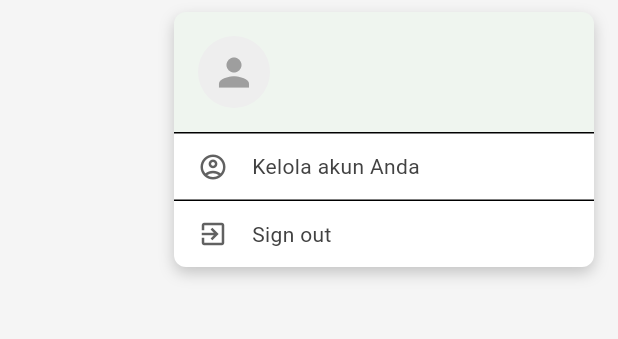
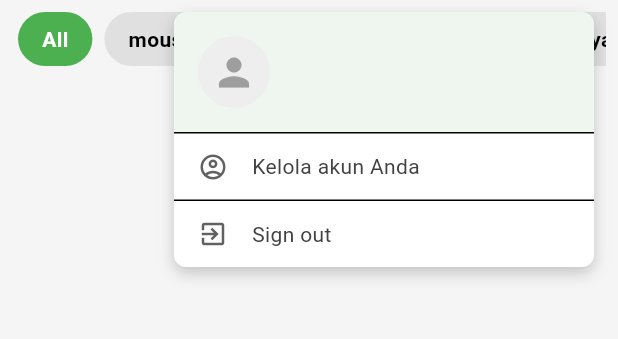
Before and after one commit to IrshanSwandiRestuAdie/flutter, a Flutter app: the ProductListingPage screen opened directly, after a tap on the "person" icon, on a phone screen of 412 x 824 dp, the part 84-423 px from its top. Run offline on Flutter 3.47's test engine with Material 3 defaults, Android fonts, the phone set to English and light mode, and no system bars; our stand-ins replace cloud_firestore, firebase_auth, firebase_core; accounts and stored records are empty.

Commit message:
semoga ini yang terakhir

```diff
--- a/lib/detail_produk.dart
+++ b/lib/detail_produk.dart
@@ -1,4 +1,5 @@
 import 'package:app_uas/provider/cart_provider.dart';
+import 'package:app_uas/provider/product_provider.dart';
 import 'package:flutter/material.dart';
 import 'package:provider/provider.dart';
 
--- a/lib/mainpage.dart
+++ b/lib/mainpage.dart
@@ -5,19 +5,26 @@ import 'package:app_uas/detail_produk.dart';
 import 'package:app_uas/login_register_page.dart';
 import 'package:app_uas/profil.dart';
 import 'package:app_uas/provider/cart_provider.dart';
+import 'package:app_uas/provider/product_provider.dart';
 import 'package:cloud_firestore/cloud_firestore.dart';
 import 'package:flutter/material.dart';
 import 'package:provider/provider.dart';
 import 'package:firebase_auth/firebase_auth.dart';
 
-class ProductListingPage extends StatelessWidget {
+class ProductListingPage extends StatefulWidget {
   const ProductListingPage({super.key});
 
   @override
+  _ProductListingPageState createState() => _ProductListingPageState();
+}
+
+class _ProductListingPageState extends State<ProductListingPage> {
+  String selectedCategory = 'All'; // Default category
+  List<String> categories = ['All', 'mouse', 'keyboard', 'headset', 'lainnya']; // Example categories
+
+  @override
   Widget build(BuildContext context) {
-    final user = FirebaseAuth.instance.currentUser;
-    // ignore: unused_local_variable
-    final theme = Theme.of(context);
+    final user = FirebaseAuth.instance.currentUser ;
 
     return Scaffold(
       backgroundColor: const Color(0xFFF5F5F5),
@@ -98,6 +105,18 @@ class ProductListingPage extends StatelessWidget {
       ),
       body: Padding(
         padding: const EdgeInsets.all(8.0),
+        child: Column(
+          children: [
+            CategorySelector(
+              categories: categories,
+              selectedCategory: selectedCategory,
+              onCategorySelected: (category) {
+                setState(() {
+                  selectedCategory = category;
+                });
+              },
+            ),
+            Expanded(
               child: StreamBuilder<QuerySnapshot>(
                 stream: FirebaseFirestore.instance.collection('products').snapshots(),
                 builder: (context, snapshot) {
@@ -113,6 +132,12 @@ class ProductListingPage extends StatelessWidget {
                     );
                   }
 
+                  // Filter products based on selected category
+                  final filteredProducts = snapshot.data!.docs.where((doc) {
+                    final product = Product.fromDocument(doc);
+                    return selectedCategory == 'All' || product.category == selectedCategory;
+                  }).toList();
+
                   return GridView.builder(
                     gridDelegate: const SliverGridDelegateWithFixedCrossAxisCount(
                       crossAxisCount: 1,
@@ -120,18 +145,20 @@ class ProductListingPage extends StatelessWidget {
                       mainAxisSpacing: 8,
                       childAspectRatio: 0.8,
                     ),
-              itemCount: snapshot.data!.docs.length,
+                    itemCount: filteredProducts.length,
                     itemBuilder: (context, index) {
-                final product = Product.fromDocument(
-                  snapshot.data!.docs[index],
-                );
+                      final product = Product.fromDocument(filteredProducts[index]);
                       return ProductCard(product: product);
                     },
                   );
                 },
               ),
             ),
+          ],
+        ),
+      ),
     );
+  }
 }
 
   void _profilePopup(BuildContext context) {
@@ -332,7 +359,7 @@ class ProductListingPage extends StatelessWidget {
       ),
     );
   }
-}
+
 
 class ProductCard extends StatelessWidget {
   final Product product;
@@ -425,3 +452,46 @@ class ProductCard extends StatelessWidget {
     );
   }
 }
+
+class CategorySelector extends StatelessWidget {
+  final List<String> categories;
+  final String selectedCategory;
+  final ValueChanged<String> onCategorySelected;
+
+  const CategorySelector({
+    super.key,
+    required this.categories,
+    required this.selectedCategory,
+    required this.onCategorySelected,
+  });
+
+  @override
+  Widget build(BuildContext context) {
+    return SingleChildScrollView(
+      scrollDirection: Axis.horizontal,
+      child: Row(
+        children: categories.map((category) {
+          final isSelected = category == selectedCategory;
+          return GestureDetector(
+            onTap: () => onCategorySelected(category),
+            child: Container(
+              padding: const EdgeInsets.symmetric(horizontal: 16, vertical: 8),
+              margin: const EdgeInsets.symmetric(horizontal: 4),
+              decoration: BoxDecoration(
+                color: isSelected ? Colors.green : Colors.grey[300],
+                borderRadius: BorderRadius.circular(20),
+              ),
+              child: Text(
+                category,
+                style: TextStyle(
+                  color: isSelected ? Colors.white : Colors.black,
+                  fontWeight: FontWeight.bold,
+                ),
+              ),
+            ),
+          );
+        }).toList(),
+      ),
+    );
+  }
+}
--- a/lib/provider/cart_provider.dart
+++ b/lib/provider/cart_provider.dart
@@ -1,36 +1,8 @@
-import 'package:cloud_firestore/cloud_firestore.dart';
+import 'package:app_uas/provider/product_provider.dart';
 import 'package:flutter/material.dart';
 import 'package:flutter/foundation.dart';
 
-class Product {
-  final String id;
-  final String name;
-  final double price;
-  final String description;
-  final String imageUrl;
 
-  Product({
-    required this.id,
-    required this.name,
-    required this.price,
-    required this.description,
-    required this.imageUrl,
-  });
-
-  factory Product.fromDocument(DocumentSnapshot doc) {
-    return Product(
-      id: doc.id,
-      name: doc['name'] ?? 'No Name',
-      price: (doc['price'] ?? 0).toDouble(),
-      description: doc['description'] ?? 'No description available',
-      imageUrl:
-          (doc.data() != null &&
-                  (doc.data() as Map<String, dynamic>).containsKey('imageUrl'))
-              ? doc['imageUrl']
-              : 'https://nbwjmjcsysehkhfwhqcz.supabase.co/storage/v1/object/public/img//load_image.jpg',
-    );
-  }
-}
 
 class CartItem {
   final Product product;
--- /dev/null
+++ b/lib/provider/product_provider.dart
@@ -0,0 +1,33 @@
+import 'package:cloud_firestore/cloud_firestore.dart';
+
+class Product {
+  final String id;
+  final String name;
+  final double price;
+  final String description;
+  final String imageUrl;
+  final String category; // Add the category field
+
+  Product({
+    required this.id,
+    required this.name,
+    required this.price,
+    required this.description,
+    required this.imageUrl,
+    required this.category, // Include category in the constructor
+  });
+
+  factory Product.fromDocument(DocumentSnapshot doc) {
+    return Product(
+      id: doc.id,
+      name: doc['name'] ?? 'No Name',
+      price: (doc['price'] ?? 0).toDouble(),
+      description: doc['description'] ?? 'No description available',
+      imageUrl: (doc.data() != null &&
+              (doc.data() as Map<String, dynamic>).containsKey('imageUrl'))
+          ? doc['imageUrl']
+          : 'https://nbwjmjcsysehkhfwhqcz.supabase.co/storage/v1/object/public/img//load_image.jpg',
+      category: doc['category'] ?? 'Uncategorized', // Add category initialization
+    );
+  }
+}
```
Also changed, not shown: 1 other file. Lines whose indentation alone changed are shown as unchanged.
